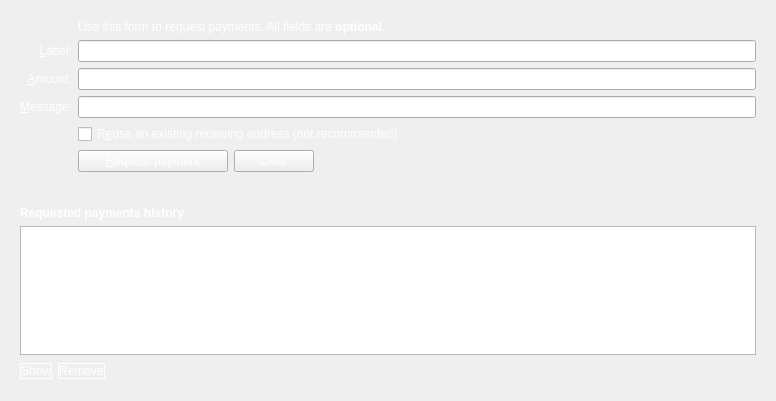
Above: src/qt/forms/receivecoinsdialog.ui from thelonecrouton/bitcredit before the change. Below: the same form after it.
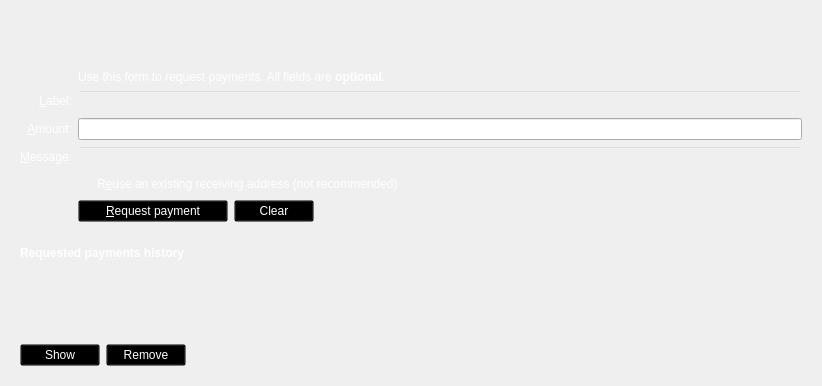
That is the form after the change. Icons and pictures are not drawn. Custom widgets are drawn as their Qt base class.

The edit to the form file:
```diff
--- a/src/qt/forms/receivecoinsdialog.ui
+++ b/src/qt/forms/receivecoinsdialog.ui
@@ -6,14 +6,34 @@
    <rect>
     <x>0</x>
     <y>0</y>
-    <width>776</width>
-    <height>401</height>
+    <width>818</width>
+    <height>386</height>
    </rect>
   </property>
   <property name="styleSheet">
    <string notr="true"/>
   </property>
-  <layout class="QVBoxLayout" name="verticalLayout" stretch="0,0,1">
+  <layout class="QVBoxLayout" name="verticalLayout" stretch="0,0,1,0">
+   <item>
+    <widget class="QFrame" name="verticalFrame">
+     <property name="minimumSize">
+      <size>
+       <width>800</width>
+       <height>44</height>
+      </size>
+     </property>
+     <property name="maximumSize">
+      <size>
+       <width>800</width>
+       <height>44</height>
+      </size>
+     </property>
+     <property name="styleSheet">
+      <string notr="true">background:transparent;sss</string>
+     </property>
+     <layout class="QVBoxLayout" name="verticalLayout_9"/>
+    </widget>
+   </item>
    <item>
     <widget class="QFrame" name="frame2">
      <property name="sizePolicy">
@@ -37,7 +57,7 @@
            <string>Reuse one of the previously used receiving addresses. Reusing addresses has security and privacy issues. Do not use this unless re-generating a payment request made before.</string>
           </property>
           <property name="styleSheet">
-           <string notr="true">color: rgb(255, 255, 255);</string>
+           <string notr="true">color: rgb(255, 255, 255);background: transparent;</string>
           </property>
           <property name="text">
            <string>R&amp;euse an existing receiving address (not recommended)</string>
@@ -50,7 +70,7 @@
            <string>An optional message to attach to the payment request, which will be displayed when the request is opened. Note: The message will not be sent with the payment over the Bitcredits network.</string>
           </property>
           <property name="styleSheet">
-           <string notr="true">background: transparent; color: rgb(255, 255, 255);</string>
+           <string notr="true">color: rgb(255, 255, 255); background: transparent;</string>
           </property>
           <property name="text">
            <string>&amp;Message:</string>
@@ -69,7 +89,7 @@
            <string>An optional label to associate with the new receiving address.</string>
           </property>
           <property name="styleSheet">
-           <string notr="true">color: black;</string>
+           <string notr="true">color: rgb(255, 255, 255); background: transparent;</string>
           </property>
          </widget>
         </item>
@@ -79,7 +99,7 @@
            <string>An optional message to attach to the payment request, which will be displayed when the request is opened. Note: The message will not be sent with the payment over the Bitcredits network.</string>
           </property>
           <property name="styleSheet">
-           <string notr="true">color: black;</string>
+           <string notr="true">color: rgb(255, 255, 255); background: transparent;</string>
           </property>
          </widget>
         </item>
@@ -99,7 +119,7 @@
            <string>An optional label to associate with the new receiving address.</string>
           </property>
           <property name="styleSheet">
-           <string notr="true">background: transparent; color: rgb(255, 255, 255);</string>
+           <string notr="true">color: rgb(255, 255, 255); background: transparent;</string>
           </property>
           <property name="text">
            <string>&amp;Label:</string>
@@ -118,7 +138,7 @@
            <string>An optional amount to request. Leave this empty or zero to not request a specific amount.</string>
           </property>
           <property name="styleSheet">
-           <string notr="true">background: transparent; color: rgb(255, 255, 255);</string>
+           <string notr="true">color: rgb(255, 255, 255); background: transparent;</string>
           </property>
           <property name="text">
            <string>&amp;Amount:</string>
@@ -143,7 +163,7 @@
            <string>An optional amount to request. Leave this empty or zero to not request a specific amount.</string>
           </property>
           <property name="styleSheet">
-           <string notr="true">color: rgb(0, 0, 0);</string>
+           <string notr="true">color: rgb(0,0,0);</string>
           </property>
          </widget>
         </item>
@@ -158,7 +178,7 @@
              </size>
             </property>
             <property name="styleSheet">
-             <string notr="true">color: rgb(255, 255, 255);</string>
+             <string notr="true">color: rgb(255, 255, 255); background: transparent;</string>
             </property>
             <property name="text">
              <string>&amp;Request payment</string>
@@ -181,7 +201,7 @@
              <string>Clear all fields of the form.</string>
             </property>
             <property name="styleSheet">
-             <string notr="true">color: rgb(255, 255, 255);</string>
+             <string notr="true">color: rgb(255, 255, 255); background: transparent;</string>
             </property>
             <property name="text">
              <string>Clear</string>
@@ -264,6 +284,9 @@
         <property name="contextMenuPolicy">
          <enum>Qt::CustomContextMenu</enum>
         </property>
+        <property name="styleSheet">
+         <string notr="true">color: rgb(34,177,76); background: transparent;</string>
+        </property>
         <property name="tabKeyNavigation">
          <bool>false</bool>
         </property>
@@ -283,7 +306,7 @@
            <string>Show the selected request (does the same as double clicking an entry)</string>
           </property>
           <property name="styleSheet">
-           <string notr="true">border: 1px solid white;; color: rgb(255, 255, 255);</string>
+           <string notr="true">color: rgb(255, 255, 255); background: transparent;</string>
           </property>
           <property name="text">
            <string>Show</string>
@@ -306,7 +329,7 @@
            <string>Remove the selected entries from the list</string>
           </property>
           <property name="styleSheet">
-           <string notr="true">border: 1px solid white; color: rgb(255, 255, 255);</string>
+           <string notr="true">color: rgb(255, 255, 255); background: transparent;</string>
           </property>
           <property name="text">
            <string>Remove</string>
```
Left out of the diff: 20 changed lines with no effect on the pictures.
